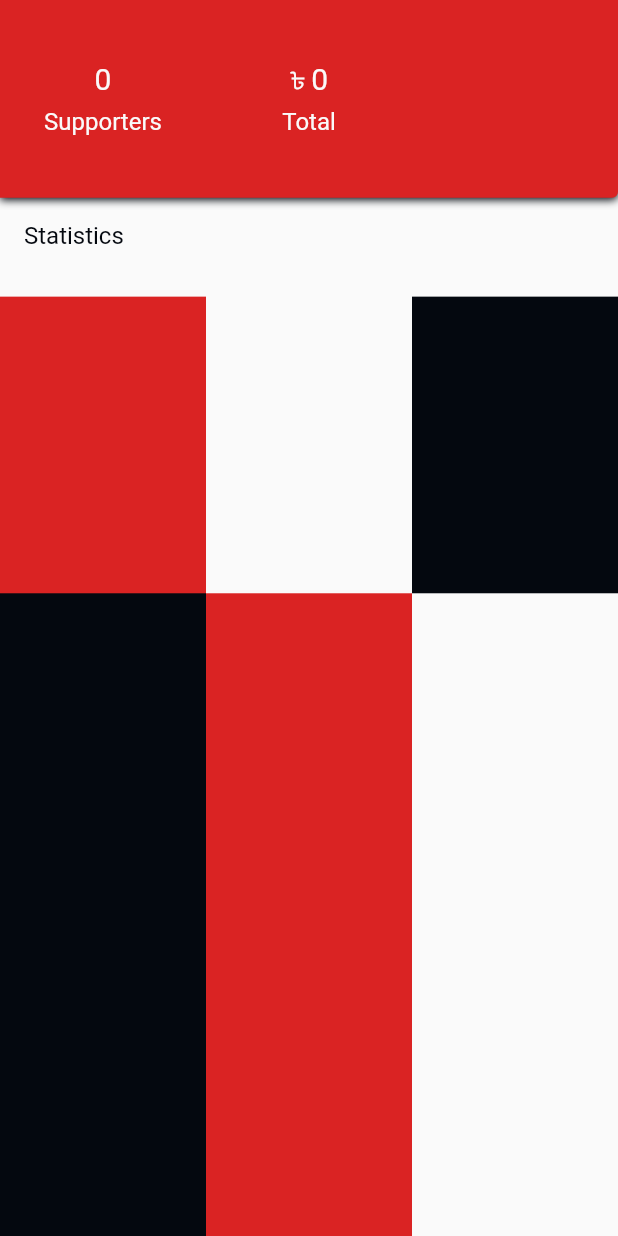
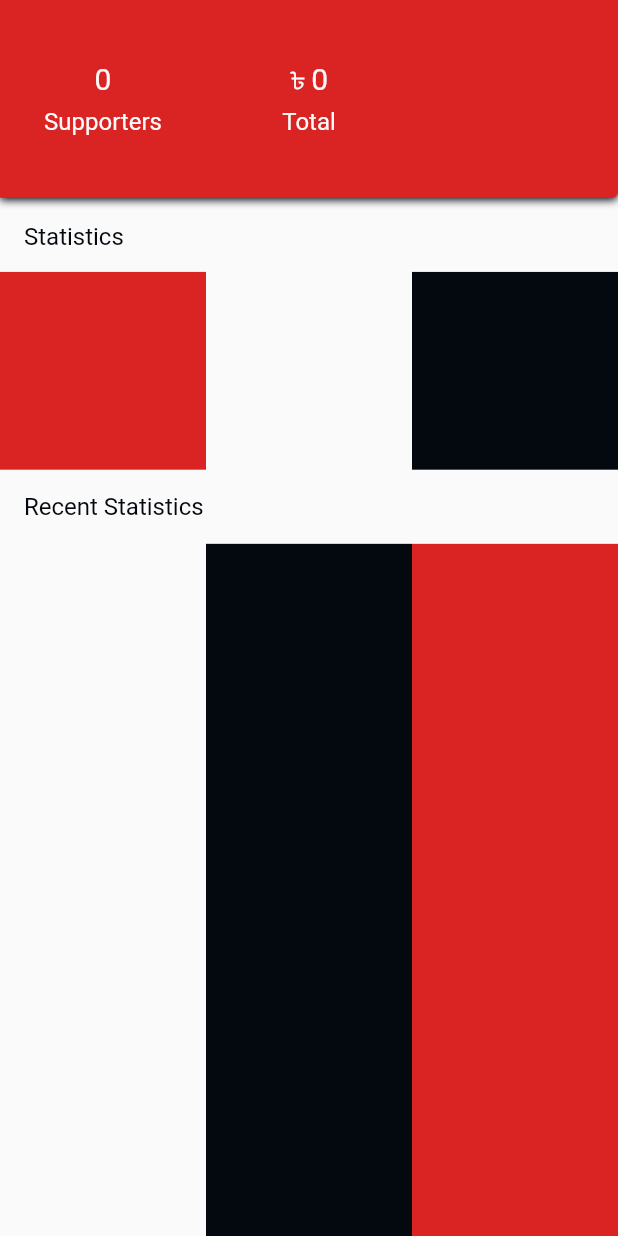
Before and after one commit to takiuddin93/AakCupChaa, a Flutter app: the Statistics widget shown alone on an empty page, opened directly, on a phone screen of 412 x 824 dp. Run offline on Flutter 3.47's test engine with Material 2 defaults, Android fonts, the phone set to English and light mode, and no system bars; our stand-ins replace flutter_svg, share; Roboto replaces fonts that are missing (FuturaPTBool).

Commit message:
statistics.dart modified

```diff
--- a/lib/statistics.dart
+++ b/lib/statistics.dart
@@ -15,6 +15,7 @@ class _StatisticsState extends State<Statistics> {
     return Center(
       child: Stack(
         children: <Widget>[
+          // Top Bar
           Positioned(
             child: Container(
               width: width,
@@ -130,14 +131,17 @@ class _StatisticsState extends State<Statistics> {
               ),
             ),
           ),
+          // Statistics Text
           Positioned(
             top: height * 0.16,
+            child: Container(
+              height: height * 0.06,
               child: Padding(
-              padding: const EdgeInsets.only(
+                padding: EdgeInsets.only(
                   left: 16.0,
-                top: 16.0,
+                  top: height * 0.02,
                   right: 16.0,
-                bottom: 0.0,
+                  bottom: height * 0.02,
                 ),
                 child: Align(
                   alignment: Alignment.centerLeft,
@@ -155,14 +159,14 @@ class _StatisticsState extends State<Statistics> {
                 ),
               ),
             ),
+          ),
+          // Day Cards
           Positioned(
             child: Container(
+              height: height * 0.16,
               margin: EdgeInsets.only(
-                top: height * 0.24,
+                top: height * 0.22,
               ),
-              child: Column(children: [
-                Expanded(
-                    flex: 1,
               child: Row(children: <Widget>[
                 Expanded(
                   flex: 1,
@@ -185,19 +189,55 @@ class _StatisticsState extends State<Statistics> {
                     color: UniversalVariables.primaryEbony,
                   ),
                 )
-                    ]))
               ]),
             ),
           ),
+          // Recent Statistics Text
           Positioned(
             child: Container(
+              height: height * 0.16,
               margin: EdgeInsets.only(
-                top: height * 0.48,
+                top: height * 0.32,
               ),
-              child: Column(children: [
+              child: Padding(
+                padding: EdgeInsets.only(
+                  left: 16.0,
+                  top: height * 0.02,
+                  right: 16.0,
+                  bottom: 0.0,
+                ),
+                child: Align(
+                  alignment: Alignment.centerLeft,
+                  child: RichText(
+                    text: TextSpan(children: <TextSpan>[
+                      TextSpan(
+                        text: "Recent Statistics",
+                        style: TextStyle(
+                            color: UniversalVariables.primaryEbony,
+                            fontSize: 16.0,
+                            fontFamily: 'FuturaPTBool'),
+                      ),
+                    ]),
+                  ),
+                ),
+              ),
+            ),
+          ),
+          //Bottom Container
+          Positioned(
+            child: Container(
+                height: height * 1.0,
+                margin: EdgeInsets.only(
+                  top: height * 0.44,
+                ),
+                child: Row(children: <Widget>[
                   Expanded(
                     flex: 1,
-                    child: Row(children: <Widget>[
+                    child: Container(
+                      width: width * 0.33,
+                      color: UniversalVariables.primaryAlabaster,
+                    ),
+                  ),
                   Expanded(
                     flex: 1,
                     child: Container(
@@ -211,17 +251,8 @@ class _StatisticsState extends State<Statistics> {
                       width: width * 0.33,
                       color: UniversalVariables.primaryCrimson,
                     ),
-                      ),
-                      Expanded(
-                        flex: 1,
-                        child: Container(
-                          width: width * 0.33,
-                          color: UniversalVariables.primaryAlabaster,
-                        ),
                   )
-                    ]))
-              ]),
-            ),
+                ])),
           ),
         ],
       ),
```
Lines whose indentation alone changed are shown as unchanged.
